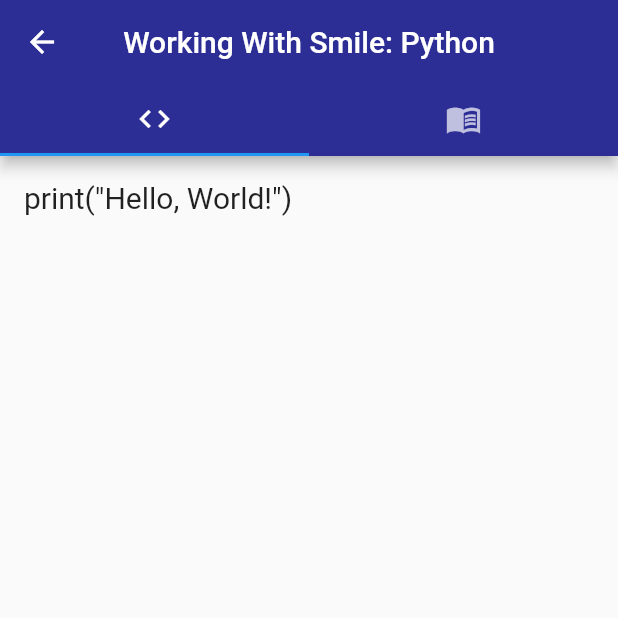
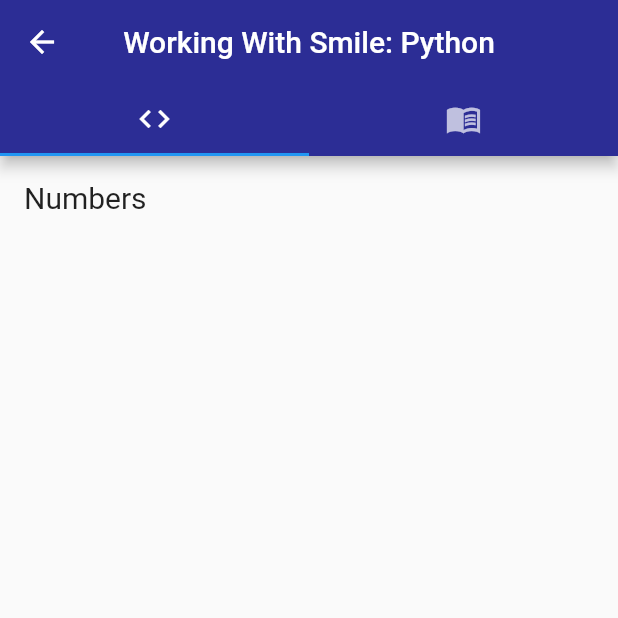
Before and after one commit to hemangdtu/python_app, a Flutter app: the ExampleListPage screen opened directly with empty values, after a tap on "Add Two Numbers", on a phone screen of 412 x 824 dp, the top half of it. Run offline on Flutter 3.47's test engine with Material 2 defaults, Android fonts, the light colour scheme and no system bars; our stand-ins replace curved_navigation_bar, flutter_markdown, youtube_player_flutter; Roboto replaces fonts that are missing (PlayfairDisplay).

Commit message:
Example content base map ready

```diff
--- a/lib/models/ExampleScreen/programList.dart
+++ b/lib/models/ExampleScreen/programList.dart
@@ -22,7 +22,7 @@
             i++)
           ExampleListElement(
             title: exampleTileStrings[exampleCategories[index]][i],
-            link: exampleCategoriesInfo[exampleCategories[index]]["link"],
+            // link: exampleCategoriesInfo[exampleCategories[index]]["link"],
           ),
       ],
     ),
@@ -48,7 +48,9 @@
       trailing: Icon(Icons.book),
       onTap: () {
         Navigator.push(context, MaterialPageRoute(builder: (context) {
-          return ExampleContentPage();
+          return ExampleContentPage(
+            domain: title,
+          );
         }));
       },
     );
--- a/lib/screens/exampleContentPage.dart
+++ b/lib/screens/exampleContentPage.dart
@@ -35,13 +35,28 @@
             ),
           ),
           body: TabBarView(
-            children: [
-              markdownContent("print(\"Hello, World!\")"),
-              markdownContent(sumOfNumbersMarkdown),
-            ],
+            children: exampleContent(domain),
+            // children: [
+            // markdownContent("print(\"Hello, World!\")"),
+            // markdownContent(sumOfNumbersMarkdown),
+            // ],
           ),
         ),
       ),
     );
   }
 }
+
+List<Widget> exampleContent(String topic) {
+  Map<String, List<Widget>> contents = {
+    "Hello, World!": [
+      markdownContent("print(\"Hello, World!\")"),
+      markdownContent(sumOfNumbersMarkdown),
+    ],
+    "Add Two Numbers": [
+      markdownContent("Numbers"),
+      markdownContent(sumOfNumbersMarkdown),
+    ],
+  };
+  return contents[topic];
+}
```
